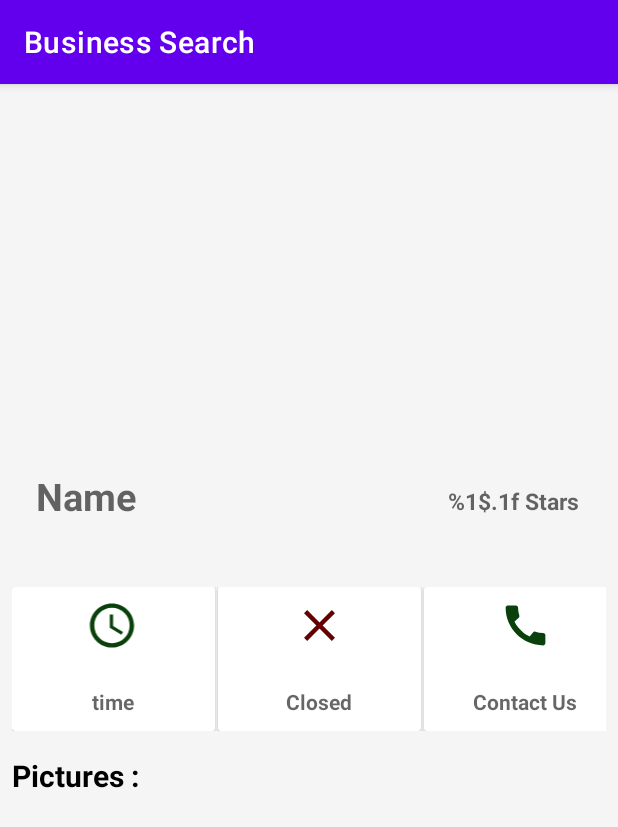
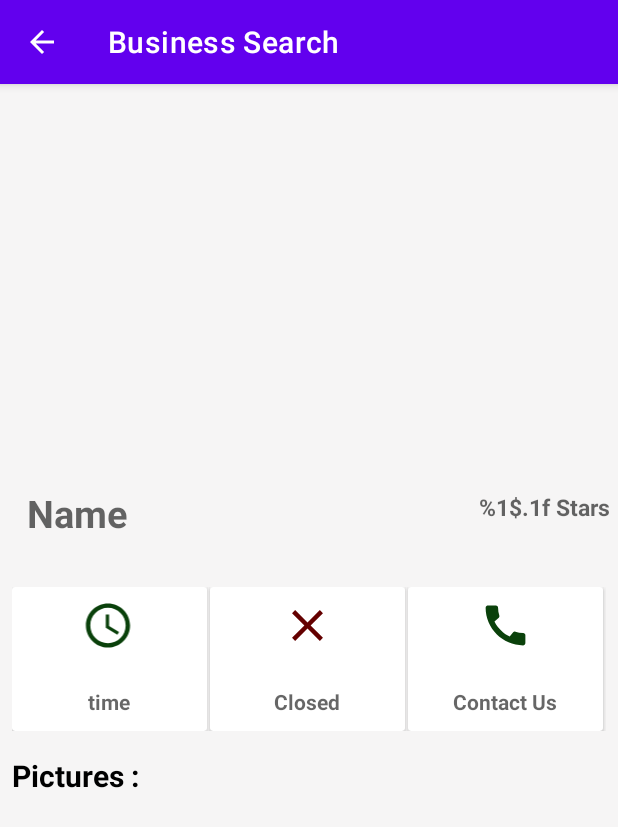
Before and after one commit to deemalmasri/TrainingProject2, an Android app: the Res_details screen opened directly, with no data from a screen before it, on a phone screen of 412 x 824 dp. Shown: the top 827 px of the screen. Run offline under Robolectric (Android 15) with nearby library versions, the phone set to English and light mode, and no system bars; our stand-ins replace Picasso; network calls fail; pictures from the network do not load.

Commit message:
editig layout res_details

```diff
--- a/app/build.gradle
+++ b/app/build.gradle
@@ -44,6 +44,7 @@ dependencies {
     implementation 'com.squareup.retrofit2:adapter-rxjava2:2.3.0'
     implementation 'com.squareup.okhttp3:logging-interceptor:3.9.1'
     implementation 'com.squareup.picasso:picasso:2.71828'
+
     testImplementation 'junit:junit:4.+'
     androidTestImplementation 'androidx.test.ext:junit:1.1.2'
     androidTestImplementation 'androidx.test.espresso:espresso-core:3.3.0'
--- a/app/src/main/java/com/example/trainingproject2/Res_details.java
+++ b/app/src/main/java/com/example/trainingproject2/Res_details.java
@@ -1,11 +1,19 @@
 package com.example.trainingproject2;
 
 import androidx.appcompat.app.AppCompatActivity;
+import androidx.core.app.ActivityCompat;
+import androidx.core.content.ContextCompat;
 
+import android.Manifest;
+import android.content.Intent;
+import android.content.pm.PackageManager;
+import android.net.Uri;
 import android.os.Bundle;
 import android.util.Log;
+import android.view.View;
 import android.widget.ImageView;
 import android.widget.TextView;
+import android.widget.Toast;
 
 import com.google.gson.Gson;
 import com.google.gson.GsonBuilder;
@@ -25,12 +33,10 @@ import retrofit2.Retrofit;
 import retrofit2.converter.gson.GsonConverterFactory;
 
 public class Res_details extends AppCompatActivity {
-    private ImageView res_image, photo1, photo2, photo3,ic_closed_image;
+    private ImageView res_image, photo1, photo2, photo3,ic_closed_image,ic_call;
     private TextView res_name, res_rating, time, is_closed, phone;
     Retrofit retrofit;
-
-
-
+    private static final int REQUEST_CALL = 1;
     @Override
     protected void onCreate(Bundle savedInstanceState) {
         super.onCreate(savedInstanceState);
@@ -47,6 +53,7 @@ public class Res_details extends AppCompatActivity {
         is_closed = findViewById(R.id.res_avalibality);
         phone = findViewById(R.id.res_phone);
         ic_closed_image=findViewById(R.id.image_avaliable);
+        ic_call =findViewById(R.id.call_image);
 
 
 
@@ -85,6 +92,14 @@ public class Res_details extends AppCompatActivity {
                Picasso.get().load(photos.get(0)).into(photo1);
                Picasso.get().load(photos.get(1)).into(photo2);
                Picasso.get().load(photos.get(2)).into(photo3);
+               ic_call.setOnClickListener(new View.OnClickListener() {
+                   @Override
+                   public void onClick(View view) {
+                       call(res_details.getPhone());
+                   }
+
+
+               });
 
                res_name.setText(res_details.getName());
                if(res_details.getIs_closed()==true){
@@ -107,9 +122,21 @@ public class Res_details extends AppCompatActivity {
            }
        });
 
+    }
+    private void call(String number) {
 
-
-
+        if (number.trim().length() > 0) {
+            if (ContextCompat.checkSelfPermission(Res_details.this,
+                    Manifest.permission.CALL_PHONE) != PackageManager.PERMISSION_GRANTED) {
+                ActivityCompat.requestPermissions(Res_details.this,
+                        new String[]{Manifest.permission.CALL_PHONE}, REQUEST_CALL);
+            } else {
+                String dial = "tel:" + number;
+                startActivity(new Intent(Intent.ACTION_CALL, Uri.parse(dial)));
+            }
+        } else {
+            Toast.makeText(this , "Enter Phone Number", Toast.LENGTH_SHORT).show();
+        }
     }
 
 }
--- a/app/src/main/res/layout/activity_res_details.xml
+++ b/app/src/main/res/layout/activity_res_details.xml
@@ -21,8 +21,8 @@
         android:orientation="horizontal">
 
         <RelativeLayout
-            android:layout_width="wrap_content"
-            android:layout_height="78dp"
+            android:layout_width="match_parent"
+            android:layout_height="match_parent"
             android:orientation="vertical">
 
 
@@ -32,12 +32,13 @@
                 android:layout_height="wrap_content"
                 android:layout_alignParentStart="true"
                 android:layout_alignParentBottom="true"
-                android:layout_centerVertical="true"
-                android:layout_marginStart="16dp"
+                android:layout_marginStart="10dp"
                 android:layout_marginTop="8dp"
-                android:layout_marginBottom="24dp"
+                android:layout_marginEnd="6dp"
+                android:layout_marginBottom="30dp"
+                android:layout_toStartOf="@+id/res_rating"
                 android:hint="Name"
-                android:textAlignment="center"
+                android:textAlignment="textStart"
                 android:textColor="@color/black"
                 android:textSize="25dp"
                 android:textStyle="bold" />
@@ -45,16 +46,14 @@
             <TextView
                 android:id="@+id/res_rating"
                 android:layout_width="wrap_content"
-                android:layout_height="wrap_content"
+                android:layout_height="35dp"
+                android:layout_alignParentTop="true"
                 android:layout_alignParentEnd="true"
                 android:layout_alignParentBottom="true"
-                android:layout_marginStart="207dp"
-                android:layout_marginEnd="7dp"
-                android:layout_marginRight="16dp"
-                android:layout_marginBottom="27dp"
-                android:layout_toEndOf="@+id/res_name"
+                android:layout_marginTop="33dp"
+                android:layout_marginEnd="5dp"
+                android:layout_marginBottom="10dp"
                 android:hint="@string/star_text"
-                android:paddingTop="8dp"
                 android:textColor="@color/black"
                 android:textSize="15dp"
                 android:textStyle="bold" />
@@ -69,7 +68,7 @@
         android:paddingRight="8dp"
         android:orientation="horizontal">
         <androidx.cardview.widget.CardView
-            android:layout_width="135dp"
+            android:layout_width="130dp"
             android:layout_height="match_parent"
             android:layout_marginRight="2dp">
 
@@ -110,11 +109,11 @@
             </RelativeLayout>
         </androidx.cardview.widget.CardView>
         <androidx.cardview.widget.CardView
-            android:layout_width="135dp"
+            android:layout_width="130dp"
             android:layout_height="match_parent"
             android:layout_marginRight="2dp">
         <RelativeLayout
-            android:layout_width="135dp"
+            android:layout_width="match_parent"
             android:layout_height="match_parent"
             android:orientation="vertical">
 
@@ -150,12 +149,12 @@
         </RelativeLayout>
         </androidx.cardview.widget.CardView>
         <androidx.cardview.widget.CardView
-            android:layout_width="135dp"
+            android:layout_width="130dp"
             android:layout_height="match_parent"
             android:layout_marginRight="2dp">
 
         <RelativeLayout
-            android:layout_width="135dp"
+            android:layout_width="match_parent"
             android:layout_height="match_parent"
             android:orientation="vertical">
 
```
Also changed, not shown: app/src/main/AndroidManifest.xml (+9 -1 lines).
